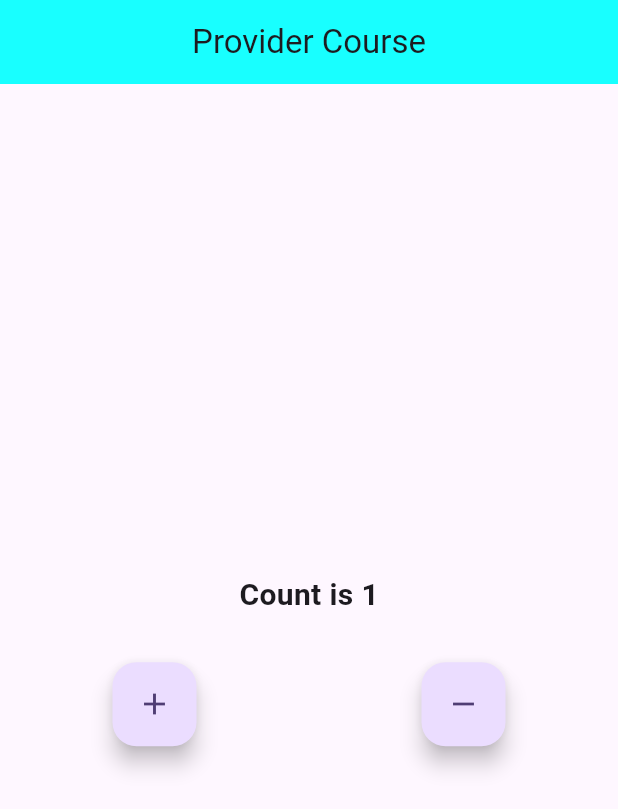
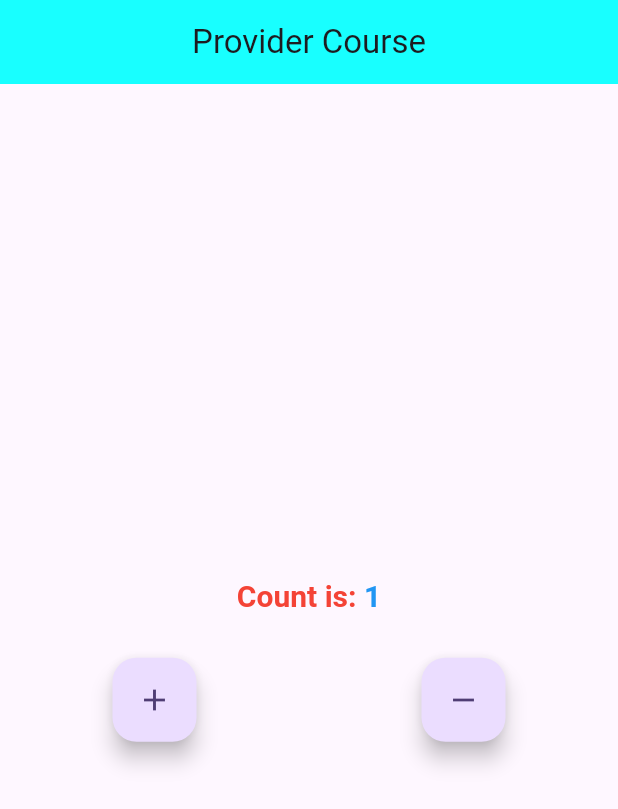
Before and after one commit to robiulsunnyemon/flutter_provider_statemanagement, a Flutter app: the screen it shows after launch, on a phone screen of 412 x 824 dp. Shown: the top 809 px of the screen. Run offline on Flutter 3.47's test engine with Material 3 defaults, Android fonts, the light colour scheme and no system bars.

Commit message:
six commit

```diff
--- a/lib/pages/home_page/home_page.dart
+++ b/lib/pages/home_page/home_page.dart
@@ -21,17 +21,37 @@ class _MyHomePageState extends State<MyHomePage> {
       body: Column(
         mainAxisAlignment: MainAxisAlignment.center,
         children: [
-          Text("Count is ${context.watch<CounterProvider>().count}",style: TextStyle(fontWeight: FontWeight.bold,fontSize: 20),),
-          SizedBox(height: 30,),
+          RichText(
+              text: TextSpan(
+                text: "Count is: ",
+                children: [
+                  TextSpan(
+                    text: "${context.watch<CounterProvider>().count}",
+                    style: TextStyle(fontWeight: FontWeight.bold, fontSize: 20,color: Colors.blue),
+                  )
+                ],
+                style: TextStyle(fontWeight: FontWeight.bold, fontSize: 20,color: Colors.red),
+              )
+          ),
+
+          SizedBox(
+            height: 30,
+          ),
           Row(
             mainAxisAlignment: MainAxisAlignment.spaceAround,
             children: [
-              FloatingActionButton(onPressed: (){
-                context.read<CounterProvider>().incrementCounter();
-              },child: Icon(Icons.add),),
-              FloatingActionButton(onPressed: (){
-                context.read<CounterProvider>().decrementCounter();
-              },child: Icon(Icons.remove),),
+              FloatingActionButton(
+                onPressed: () {
+                  context.read<CounterProvider>().incrementCounter();
+                },
+                child: Icon(Icons.add),
+              ),
+              FloatingActionButton(
+                onPressed: () {
+                  context.read<CounterProvider>().decrementCounter();
+                },
+                child: Icon(Icons.remove),
+              ),
             ],
           )
         ],
```
